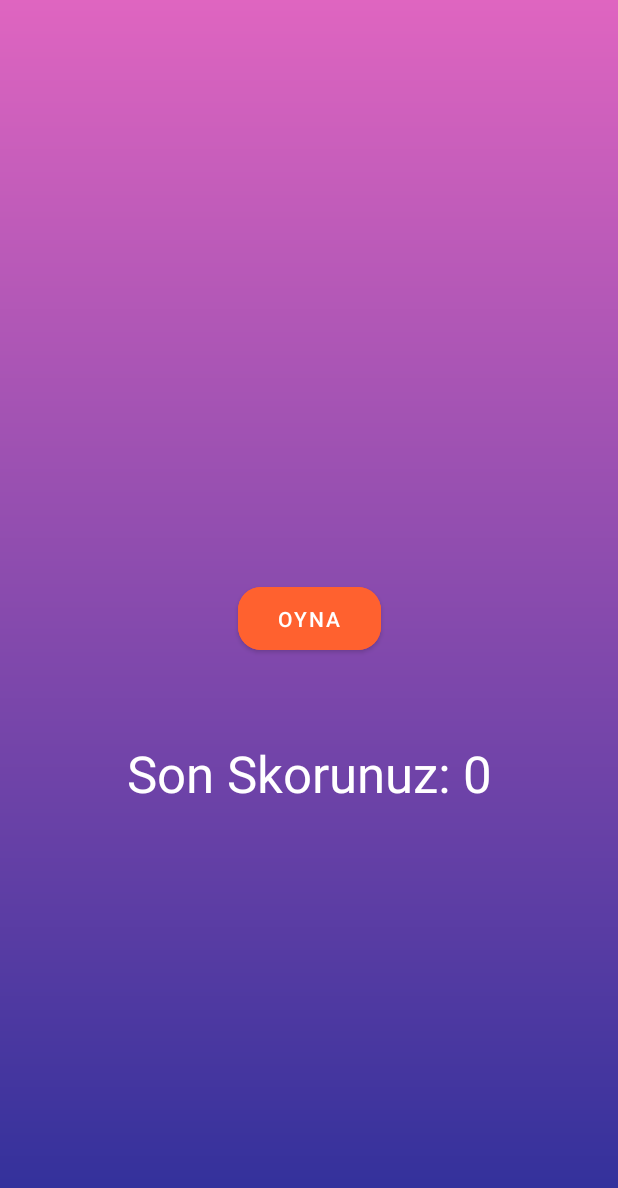
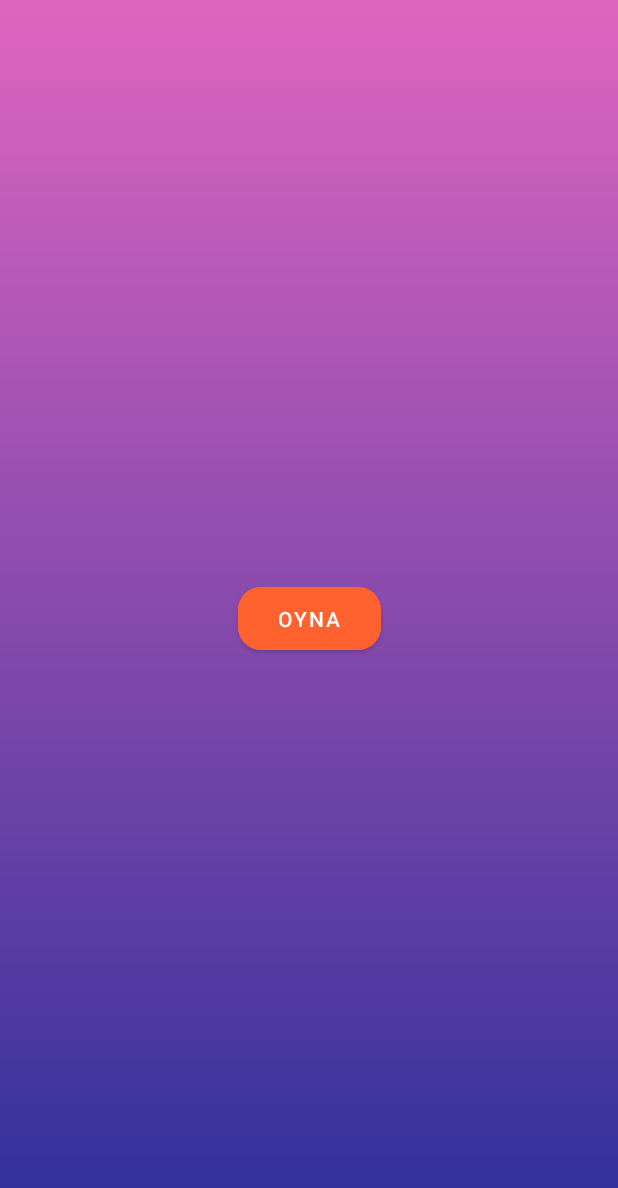
Before and after one commit to omersungur/CatchKyle-Android, an Android app: the screen it shows after launch (MainActivity), on a phone screen of 412 x 824 dp. Shown: the top 1188 px of the screen. Run offline under Robolectric (Android 15) with nearby library versions, the phone set to English and light mode, and no system bars.

```diff
--- a/app/src/main/java/com/omersungur/catchkyle_android/GameScreenActivity.kt
+++ b/app/src/main/java/com/omersungur/catchkyle_android/GameScreenActivity.kt
@@ -63,7 +63,6 @@ class GameScreenActivity : AppCompatActivity() {
         }.start()
 
     }
-
     fun play(view: View) {
         imageView.isVisible = false
         val displayMetrics = DisplayMetrics()
--- a/app/src/main/res/layout/activity_main.xml
+++ b/app/src/main/res/layout/activity_main.xml
@@ -23,17 +23,4 @@
 
     </Button>
 
-    <TextView
-        android:id="@+id/storedScoreText"
-        android:layout_width="280dp"
-        android:layout_height="52dp"
-        android:layout_marginTop="50dp"
-        android:gravity="center"
-        android:text="Son Skorunuz: 0"
-        android:textColor="#FFFFFF"
-        android:textSize="34sp"
-        app:layout_constraintEnd_toEndOf="parent"
-        app:layout_constraintStart_toStartOf="parent"
-        app:layout_constraintTop_toBottomOf="@+id/buttonStart" />
-
 </androidx.constraintlayout.widget.ConstraintLayout>
```
